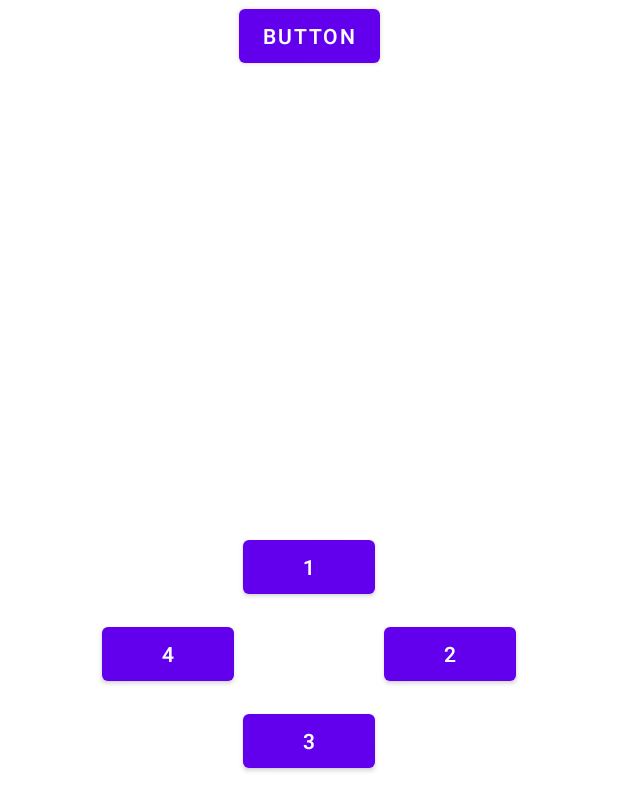
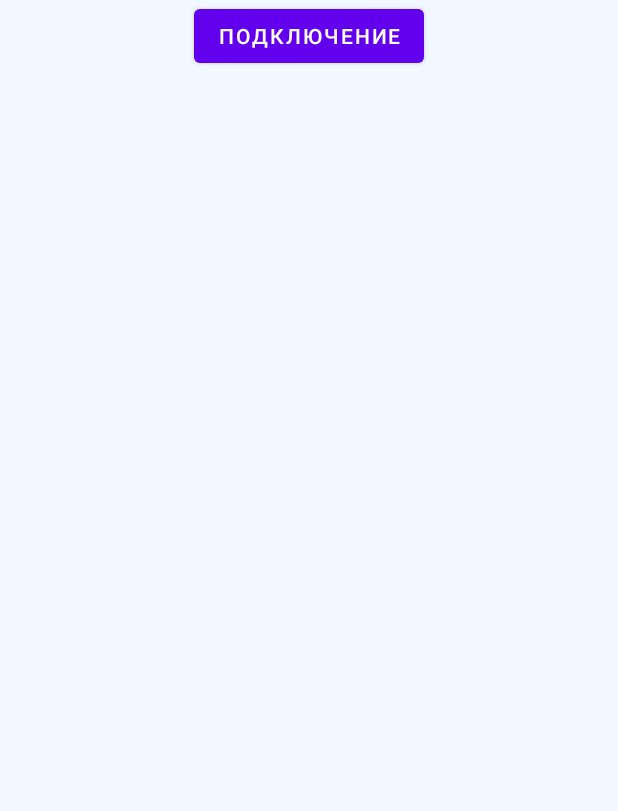
Before and after one commit to funtik22/Telescope, an Android app: the screen it shows after launch (MainActivity), in the side drawer, after a tap on "Управление", on a phone screen of 412 x 824 dp. Shown: the top 811 px of the screen. Run offline under Robolectric (Android 15) with nearby library versions, the light colour scheme and no system bars.

Commit message:
+ EnabledBluetooth and design

```diff
--- a/app/src/main/java/ru/a/o/mikhailov/telescope/BluetoothConnection.kt
+++ b/app/src/main/java/ru/a/o/mikhailov/telescope/BluetoothConnection.kt
@@ -3,7 +3,7 @@ package ru.a.o.mikhailov.telescope
 import android.bluetooth.BluetoothAdapter
 import android.content.Context
 
-class BluetoothConnection(private val adapter: BluetoothAdapter, context: Context) {
+class BluetoothConnection(private val adapter: BluetoothAdapter, context: Context,val listener: BluetoothConnectThread.Listener) {
     private lateinit  var connectionThread: BluetoothConnectThread
     private val cnt = context
     fun connect(mac: String) {
@@ -11,7 +11,7 @@ class BluetoothConnection(private val adapter: BluetoothAdapter, context: Contex
             val device = adapter.getRemoteDevice(mac)
             device.let {
 
-                connectionThread = BluetoothConnectThread(it, cnt)
+                connectionThread = BluetoothConnectThread(it, cnt, listener)
                 connectionThread.start()
             }
         }
--- a/app/src/main/java/ru/a/o/mikhailov/telescope/ControlFragment.kt
+++ b/app/src/main/java/ru/a/o/mikhailov/telescope/ControlFragment.kt
@@ -1,27 +1,33 @@
 package ru.a.o.mikhailov.telescope
 
 
+import a.o.mikahilov.myapplication.RepeatListener
+import android.annotation.SuppressLint
 import android.bluetooth.BluetoothManager
 import android.content.Context
 import android.os.Bundle
+import android.os.Handler
+import android.os.Looper
 import android.util.Log
 import androidx.fragment.app.Fragment
 import android.view.LayoutInflater
+import android.view.MotionEvent
 import android.view.View
 import android.view.ViewGroup
 import android.widget.Toast
+import androidx.constraintlayout.widget.ConstraintSet
+import androidx.core.content.ContextCompat
 import androidx.fragment.app.activityViewModels
 import ru.a.o.mikhailov.telescope.databinding.FragmentControlBinding
 
 
-class ControlFragment : Fragment() {
+class ControlFragment : Fragment(), BluetoothConnectThread.Listener {
 
     private lateinit var binding: FragmentControlBinding
     private val dataModel:DataModel by activityViewModels()
     private lateinit var bluetoothConnection: BluetoothConnection
     private  var bluetoothDevice: BluetoothDevice? = null
-
-
+    private var handler : Handler? = null
     override fun onCreateView(
         inflater: LayoutInflater, container: ViewGroup?,
         savedInstanceState: Bundle?
@@ -29,6 +35,7 @@ class ControlFragment : Fragment() {
         binding = FragmentControlBinding.inflate(inflater)
         return binding.root
     }
+
 
     override fun onStart() {
         super.onStart()
@@ -42,30 +49,29 @@ class ControlFragment : Fragment() {
                 bluetoothConnection.connect(it?.mac!!)
             }
         }
-        binding.apply {
-            buttonSendOne.setOnClickListener {
-                bluetoothConnection.sendMessage("1")
-                Toast.makeText(requireContext(), "1", Toast.LENGTH_LONG).show()
+            binding.apply {
+                buttonSendOne.visibility = View.GONE
+                buttonSendTwo.visibility = View.GONE
+                buttonSendThree.visibility = View.GONE
+                buttonSendFour.visibility = View.GONE
+                buttonSendOne.setOnTouchListener(RepeatListener(100, 1500, View.OnClickListener {
+                    bluetoothConnection.sendMessage("1")
+                }))
+                buttonSendTwo.setOnTouchListener(RepeatListener(100, 1500, View.OnClickListener {
+                    bluetoothConnection.sendMessage("2")
+                }))
+                buttonSendThree.setOnTouchListener(RepeatListener(100, 1500, View.OnClickListener {
+                    bluetoothConnection.sendMessage("3")
+                }))
+                buttonSendFour.setOnTouchListener(RepeatListener(100, 1500, View.OnClickListener {
+                    bluetoothConnection.sendMessage("4")
+                }))
             }
-            buttonSentTwo.setOnClickListener {
-                bluetoothConnection.sendMessage("2")
-                Toast.makeText(requireContext(), "2", Toast.LENGTH_LONG).show()
-            }
-            buttonSendThree.setOnClickListener {
-                bluetoothConnection.sendMessage("3")
-                Toast.makeText(requireContext(), "3", Toast.LENGTH_LONG).show()
-            }
-            buttonSendFour.setOnClickListener {
-                bluetoothConnection.sendMessage("4")
-                Toast.makeText(requireContext(), "4", Toast.LENGTH_LONG).show()
-            }
-        }
     }
-
     private fun init(){
         val btManager = requireActivity().getSystemService(Context.BLUETOOTH_SERVICE) as BluetoothManager
         val btAdapter = btManager.adapter
-        bluetoothConnection = BluetoothConnection(btAdapter, requireContext())
+        bluetoothConnection = BluetoothConnection(btAdapter, requireContext(), this)
     }
 
     companion object {
@@ -73,5 +79,16 @@ class ControlFragment : Fragment() {
         fun newInstance() = ControlFragment()
     }
 
-
+    override fun onReceive(message: String) {
+        if(message == "OK"){
+            ContextCompat.getMainExecutor(requireContext()).execute {
+                binding.apply {
+                    buttonSendOne.visibility = View.VISIBLE
+                    buttonSendTwo.visibility = View.VISIBLE
+                    buttonSendFour.visibility = View.VISIBLE
+                    buttonSendThree.visibility = View.VISIBLE
+                }
+            }
+        }
+    }
 }
--- /dev/null
+++ b/app/src/main/java/ru/a/o/mikhailov/telescope/RepeatListener.kt
@@ -0,0 +1,99 @@
+package a.o.mikahilov.myapplication
+
+import android.os.Handler
+import android.view.MotionEvent
+import android.view.View
+import android.view.View.OnTouchListener
+
+/**
+ * A class, that can be used as a TouchListener on any view (e.g. a Button).
+ * It cyclically runs a clickListener, emulating keyboard-like behaviour. First
+ * click is fired immediately, next one after the initialInterval, and subsequent
+ * ones after the initialRepeatDelay.
+ *
+ * @param initialInterval The interval after first click event
+ * @param initialRepeatDelay The interval after second and subsequent click events
+ *
+ * @param clickListener The OnClickListener, that will be called
+ * periodically
+ *
+ * Interval is scheduled after the onClick completes, so it has to run fast.
+ * If it runs slow, it does not generate skipped onClicks. Can be rewritten to
+ * achieve this.
+ *
+ * Usage:
+ *
+ * someView.setOnTouchListener(new RepeatListener(400, 100, new OnClickListener() {
+ *  @Override
+ *  public void onClick(View view) {
+ *      // the code to execute repeatedly
+ *  }
+ * }));
+ *
+ * Kotlin example:
+ *  someView.setOnTouchListener(RepeatListener(defaultInitialTouchTime, defaultRepeatDelayTime, OnClickListener {
+ *      // the code to execute repeatedly
+ *  }))
+ *
+ */
+class RepeatListener(
+    initialInterval: Int,
+    initialRepeatDelay: Int,
+    clickListener: View.OnClickListener
+) : OnTouchListener {
+
+    private val handler = Handler()
+
+    private var initialInterval: Int
+    private var initialRepeatDelay: Int
+
+    private var clickListener: View.OnClickListener
+    private var touchedView: View? = null
+
+    init {
+        require(!(initialInterval < 0 || initialRepeatDelay < 0)) { "negative intervals not allowed" }
+
+        this.initialInterval = initialRepeatDelay
+        this.initialRepeatDelay = initialInterval
+
+        this.clickListener = clickListener
+    }
+
+    private val handlerRunnable: Runnable = run {
+        Runnable {
+            if (touchedView!!.isEnabled) {
+
+                handler.postDelayed(handlerRunnable, initialRepeatDelay.toLong())
+                clickListener.onClick(touchedView)
+            } else {
+
+                // if the view was disabled by the clickListener, remove the callback
+                handler.removeCallbacks(handlerRunnable)
+                touchedView!!.isPressed = false
+                touchedView = null
+            }
+        }
+    }
+
+    override fun onTouch(view: View, motionEvent: MotionEvent): Boolean {
+
+        when (motionEvent.action) {
+            MotionEvent.ACTION_DOWN -> {
+                handler.removeCallbacks(handlerRunnable)
+                handler.postDelayed(handlerRunnable, initialRepeatDelay.toLong())
+                touchedView = view
+                touchedView!!.isPressed = true
+                clickListener.onClick(view)
+                return true
+            }
+            MotionEvent.ACTION_UP, MotionEvent.ACTION_CANCEL -> {
+                handler.removeCallbacks(handlerRunnable)
+                touchedView!!.isPressed = false
+                touchedView = null
+                return true
+            }
+        }
+
+        return false
+    }
+}
--- a/app/src/main/java/ru/a/o/mikhailov/telescope/SettingsFragment.kt
+++ b/app/src/main/java/ru/a/o/mikhailov/telescope/SettingsFragment.kt
@@ -2,14 +2,21 @@ package ru.a.o.mikhailov.telescope
 
 
 import android.annotation.SuppressLint
+import android.app.Activity
+import android.app.Activity.RESULT_OK
+import android.app.AlertDialog
 import android.bluetooth.BluetoothAdapter
 import android.bluetooth.BluetoothDevice
 import android.bluetooth.BluetoothManager
 import android.content.Context
+import android.content.Intent
 import android.os.Bundle
+import android.util.Log
 import android.view.LayoutInflater
 import android.view.View
 import android.view.ViewGroup
+import android.widget.Toast
+import androidx.activity.result.contract.ActivityResultContracts
 import androidx.fragment.app.*
 import androidx.recyclerview.widget.LinearLayoutManager
 import ru.a.o.mikhailov.telescope.databinding.FragmentSettingsBinding
@@ -21,6 +28,20 @@ class SettingsFragment : Fragment(), RcViewDeviceAdapter.Listener {
     private lateinit var adapter: RcViewDeviceAdapter
     private val dataModel: DataModel by activityViewModels()
 
+    private val registerForResult = registerForActivityResult(
+        ActivityResultContracts.StartActivityForResult()
+    ) { result ->
+        if (result.resultCode == Activity.RESULT_OK) {
+            adapter = RcViewDeviceAdapter(this)
+            binding.rcViewDevice.layoutManager = LinearLayoutManager(requireContext())
+            binding.rcViewDevice.adapter = adapter
+            getPairedDevices()
+        }
+        if (result.resultCode == Activity.RESULT_CANCELED){
+            Toast.makeText(requireContext(), "Для использование приложения нужен bluetooth",
+                Toast.LENGTH_SHORT).show()
+        }
+    }
     override fun onCreateView(
         inflater: LayoutInflater, container: ViewGroup?,
         savedInstanceState: Bundle?
@@ -39,13 +60,20 @@ class SettingsFragment : Fragment(), RcViewDeviceAdapter.Listener {
         fun newInstance() = SettingsFragment()
     }
 
+    @SuppressLint("MissingPermission")
     private fun init(){
         val btManager = requireActivity().getSystemService(Context.BLUETOOTH_SERVICE) as BluetoothManager
         btAdapter = btManager.adapter
-        adapter = RcViewDeviceAdapter(this)
-        binding.rcViewDevice.layoutManager = LinearLayoutManager(requireContext())
-        binding.rcViewDevice.adapter = adapter
-        getPairedDevices()
+        if(btAdapter?.isEnabled == false) {
+            val enableBtIntent = Intent(BluetoothAdapter.ACTION_REQUEST_ENABLE)
+            registerForResult.launch(enableBtIntent)
+        }
+        else{
+            adapter = RcViewDeviceAdapter(this)
+            binding.rcViewDevice.layoutManager = LinearLayoutManager(requireContext())
+            binding.rcViewDevice.adapter = adapter
+            getPairedDevices()
+        }
     }
 
 
--- a/app/src/main/res/layout/activity_main.xml
+++ b/app/src/main/res/layout/activity_main.xml
@@ -5,11 +5,12 @@
     android:id="@+id/drawer"
     android:layout_width="match_parent"
     android:layout_height="match_parent"
-    tools:context=".MainActivity" >
+    tools:context=".MainActivity">
 
     <androidx.constraintlayout.widget.ConstraintLayout
         android:layout_width="match_parent"
-        android:layout_height="match_parent">
+        android:layout_height="match_parent"
+        android:background="#F1F8FF">
 
         <FrameLayout
             android:id="@+id/place_holder"
--- a/app/src/main/res/layout/fragment_control.xml
+++ b/app/src/main/res/layout/fragment_control.xml
@@ -4,6 +4,8 @@
     xmlns:tools="http://schemas.android.com/tools"
     android:layout_width="match_parent"
     android:layout_height="match_parent"
+    android:background="#F1F8FF"
+    android:backgroundTint="#F1F8FF"
     tools:context=".ControlFragment">
 
     <androidx.constraintlayout.widget.ConstraintLayout
@@ -14,14 +16,14 @@
             android:id="@+id/button"
             android:layout_width="wrap_content"
             android:layout_height="wrap_content"
-            android:text="Button"
+            android:text="Подключение"
             app:layout_constraintEnd_toEndOf="parent"
             app:layout_constraintStart_toStartOf="parent"
             app:layout_constraintTop_toTopOf="parent" />
 
         <LinearLayout
             android:layout_width="0dp"
-            android:layout_height="0dp"
+            android:layout_height="wrap_content"
             android:gravity="center"
             android:orientation="vertical"
             app:layout_constraintBottom_toBottomOf="parent"
@@ -29,11 +31,13 @@
             app:layout_constraintStart_toStartOf="parent"
             app:layout_constraintTop_toBottomOf="@+id/button">
 
-            <Button
+            <ImageButton
                 android:id="@+id/buttonSendOne"
                 android:layout_width="wrap_content"
                 android:layout_height="wrap_content"
-                android:text="1" />
+                android:backgroundTint="#F1F8FF"
+                android:src="@drawable/polygon_2"
+                tools:ignore="SpeakableTextPresentCheck,SpeakableTextPresentCheck" />
 
             <LinearLayout
                 android:layout_width="match_parent"
@@ -42,28 +46,37 @@
                 android:orientation="horizontal"
                 android:padding="10dp">
 
-                <Button
+                <ImageButton
                     android:id="@+id/buttonSendFour"
                     android:layout_width="wrap_content"
                     android:layout_height="wrap_content"
-                    android:text="4" />
+                    android:layout_weight="0"
+                    android:backgroundTint="#F1F8FF"
+                    android:src="@drawable/left"
+                    tools:ignore="SpeakableTextPresentCheck" />
 
                 <Space
                     android:layout_width="100dp"
                     android:layout_height="match_parent" />
 
-                <Button
-                    android:id="@+id/buttonSentTwo"
+                <ImageButton
+                    android:id="@+id/buttonSendTwo"
                     android:layout_width="wrap_content"
                     android:layout_height="wrap_content"
-                    android:text="2" />
+                    android:layout_weight="0"
+                    android:backgroundTint="#F1F8FF"
+                    android:src="@drawable/right"
+                    tools:ignore="SpeakableTextPresentCheck" />
             </LinearLayout>
 
-            <Button
+            <ImageButton
                 android:id="@+id/buttonSendThree"
                 android:layout_width="wrap_content"
                 android:layout_height="wrap_content"
-                android:text="3" />
+                android:backgroundTint="#F1F8FF"
+                android:src="@drawable/down"
+                tools:ignore="SpeakableTextPresentCheck" />
+
         </LinearLayout>
     </androidx.constraintlayout.widget.ConstraintLayout>
 </FrameLayout>
--- a/app/src/main/res/layout/list_item.xml
+++ b/app/src/main/res/layout/list_item.xml
@@ -2,7 +2,8 @@
 <androidx.constraintlayout.widget.ConstraintLayout xmlns:android="http://schemas.android.com/apk/res/android"
     xmlns:app="http://schemas.android.com/apk/res-auto"
     android:layout_width="match_parent"
-    android:layout_height="wrap_content">
+    android:layout_height="wrap_content"
+    android:background="#F1F8FF">
 
     <androidx.cardview.widget.CardView
         android:layout_width="match_parent"
@@ -19,6 +20,7 @@
             android:layout_width="match_parent"
             android:layout_height="wrap_content"
             android:layout_gravity="center"
+            android:background="#A4D2FF"
             android:orientation="vertical"
             android:padding="5dp">
 
```
Also changed, not shown: app/src/main/java/ru/a/o/mikhailov/telescope/BluetoothConnectThread.kt (+10 -1 lines), app/src/main/res/layout/fragment_settings.xml (+14 -2 lines), app/src/main/res/drawable/down.png (added), app/src/main/res/drawable/left.png (added), app/src/main/res/drawable/polygon_2.png (added), app/src/main/res/drawable/right.png (added).
